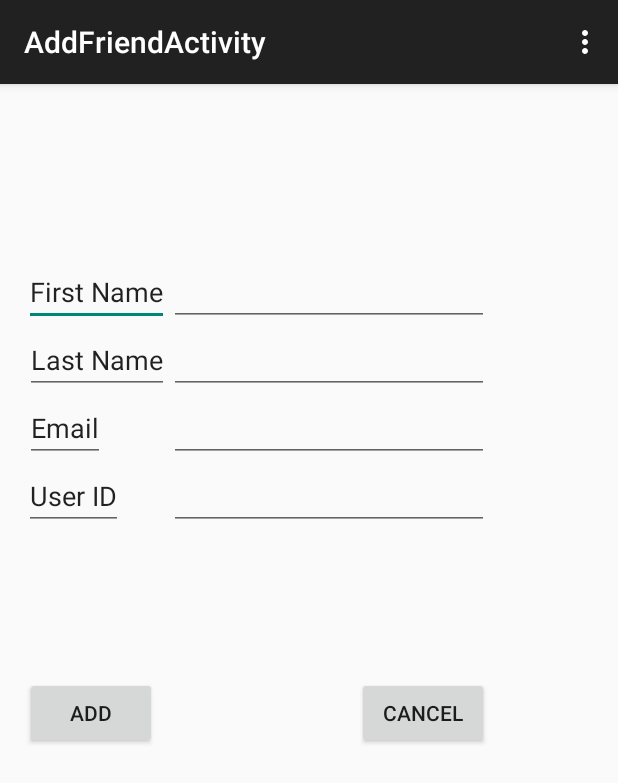
After one commit to wkcirred/Marvelous-Boomerang-Moose, an Android app: the AddFriendActivity screen opened directly, with no data from a screen before it, on a phone screen of 412 x 824 dp. The commit adds this screen. Shown: the top 783 px of the screen. Run offline under Robolectric (Android 15) with nearby library versions, the phone set to English and light mode, and no system bars.

Commit message:
M5 AddFriend Page

```diff
--- a/M5/ShoppingWithFriends/app/src/main/AndroidManifest.xml
+++ b/M5/ShoppingWithFriends/app/src/main/AndroidManifest.xml
@@ -58,6 +58,10 @@
                 android:name="android.support.PARENT_ACTIVITY"
                 android:value="marvelousboomerangmoose.shoppingwithfriends.FriendListActivity" />
         </activity>
+        <activity
+            android:name=".AddFriendActivity"
+            android:label="@string/title_activity_add_friend" >
+        </activity>
     </application>
 
 </manifest>
--- /dev/null
+++ b/M5/ShoppingWithFriends/app/src/main/java/marvelousboomerangmoose/shoppingwithfriends/AddFriendActivity.java
@@ -0,0 +1,47 @@
+package marvelousboomerangmoose.shoppingwithfriends;
+
+import android.content.Intent;
+import android.support.v7.app.ActionBarActivity;
+import android.os.Bundle;
+import android.view.Menu;
+import android.view.View;
+import android.view.MenuItem;
+import android.widget.Button;
+
+
+public class AddFriendActivity extends ActionBarActivity {
+
+    @Override
+    protected void onCreate(Bundle savedInstanceState) {
+        super.onCreate(savedInstanceState);
+        setContentView(R.layout.activity_add_friend);
+    }
+
+
+    @Override
+    public boolean onCreateOptionsMenu(Menu menu) {
+        // Inflate the menu; this adds items to the action bar if it is present.
+        getMenuInflater().inflate(R.menu.menu_add_friend, menu);
+        return true;
+    }
+
+    public void addFriendCancelOnClick(View v){
+        Button button=(Button) v;
+        startActivity(new Intent(this, HomeActivity.class));
+    }
+
+    @Override
+    public boolean onOptionsItemSelected(MenuItem item) {
+        // Handle action bar item clicks here. The action bar will
+        // automatically handle clicks on the Home/Up button, so long
+        // as you specify a parent activity in AndroidManifest.xml.
+        int id = item.getItemId();
+
+        //noinspection SimplifiableIfStatement
+        if (id == R.id.action_settings) {
+            return true;
+        }
+
+        return super.onOptionsItemSelected(item);
+    }
+}
--- a/M5/ShoppingWithFriends/app/src/main/java/marvelousboomerangmoose/shoppingwithfriends/HomeActivity.java
+++ b/M5/ShoppingWithFriends/app/src/main/java/marvelousboomerangmoose/shoppingwithfriends/HomeActivity.java
@@ -53,6 +53,10 @@ public class HomeActivity extends ActionBarActivity {
         startActivity(new Intent(this, FriendListActivity.class));
     }
 
+    public void addFriendOnClick(View v) {
+        Button button=(Button) v;
+        startActivity(new Intent(this, AddFriendActivity.class));
+    }
     @Override
     public boolean onOptionsItemSelected(MenuItem item) {
         // Handle action bar item clicks here. The action bar will
--- /dev/null
+++ b/M5/ShoppingWithFriends/app/src/main/res/layout/activity_add_friend.xml
@@ -0,0 +1,100 @@
+<RelativeLayout xmlns:android="http://schemas.android.com/apk/res/android"
+    xmlns:tools="http://schemas.android.com/tools" android:layout_width="match_parent"
+    android:layout_height="match_parent" android:paddingLeft="@dimen/activity_horizontal_margin"
+    android:paddingRight="@dimen/activity_horizontal_margin"
+    android:paddingTop="@dimen/activity_vertical_margin"
+    android:paddingBottom="@dimen/activity_vertical_margin"
+    tools:context="marvelousboomerangmoose.shoppingwithfriends.AddFriendActivity"
+    >
+
+    <EditText
+        android:layout_width="wrap_content"
+        android:layout_height="wrap_content"
+        android:id="@+id/editText"
+        android:text="First Name"
+        android:layout_alignParentTop="true"
+        android:layout_alignParentStart="true"
+        android:layout_marginTop="100dp"
+        android:textIsSelectable="false" />
+
+    <EditText
+        android:layout_width="wrap_content"
+        android:layout_height="wrap_content"
+        android:id="@+id/editText2"
+        android:text="Last Name"
+        android:layout_below="@+id/editText"
+        android:layout_alignEnd="@+id/editText" />
+
+    <EditText
+        android:layout_width="wrap_content"
+        android:layout_height="wrap_content"
+        android:id="@+id/editText3"
+        android:text="Email"
+        android:layout_below="@+id/editText2"
+        android:layout_alignStart="@+id/editText2" />
+
+    <EditText
+        android:layout_width="wrap_content"
+        android:layout_height="wrap_content"
+        android:inputType="textEmailAddress"
+        android:ems="10"
+        android:id="@+id/editText4"
+        android:layout_below="@+id/editText2"
+        android:layout_toEndOf="@+id/editText2"
+        android:editable="true" />
+
+    <EditText
+        android:layout_width="wrap_content"
+        android:layout_height="wrap_content"
+        android:inputType="textPersonName"
+        android:ems="10"
+        android:id="@+id/editText5"
+        android:layout_alignTop="@+id/editText"
+        android:layout_toEndOf="@+id/editText"
+        android:editable="true" />
+
+    <EditText
+        android:layout_width="wrap_content"
+        android:layout_height="wrap_content"
+        android:inputType="textPersonName"
+        android:ems="10"
+        android:id="@+id/editText6"
+        android:layout_below="@+id/editText5"
+        android:layout_toEndOf="@+id/editText"
+        android:editable="true" />
+
+    <EditText
+        android:layout_width="wrap_content"
+        android:layout_height="wrap_content"
+        android:id="@+id/editText7"
+        android:text="User ID"
+        android:layout_below="@+id/editText3"
+        android:layout_alignParentStart="true" />
+
+    <EditText
+        android:layout_width="wrap_content"
+        android:layout_height="wrap_content"
+        android:id="@+id/editText8"
+        android:layout_alignBottom="@+id/editText7"
+        android:layout_alignEnd="@+id/editText4"
+        android:layout_alignStart="@+id/editText4"
+        android:editable="true" />
+
+    <Button
+        android:layout_width="wrap_content"
+        android:layout_height="wrap_content"
+        android:text="Add"
+        android:id="@+id/addFriendAdd"
+        android:layout_marginTop="98dp"
+        android:layout_below="@+id/editText7"
+        android:layout_alignStart="@+id/editText3" />
+
+    <Button
+        android:layout_width="wrap_content"
+        android:layout_height="wrap_content"
+        android:text="Cancel"
+        android:id="@+id/addFriendCancel"
+        android:layout_alignTop="@+id/addFriendAdd"
+        android:layout_alignEnd="@+id/editText8"
+        android:onClick="addFriendCancelOnClick" />
+</RelativeLayout>
--- /dev/null
+++ b/M5/ShoppingWithFriends/app/src/main/res/menu/menu_add_friend.xml
@@ -0,0 +1,7 @@
+<menu xmlns:android="http://schemas.android.com/apk/res/android"
+    xmlns:app="http://schemas.android.com/apk/res-auto"
+    xmlns:tools="http://schemas.android.com/tools"
+    tools:context="marvelousboomerangmoose.shoppingwithfriends.AddFriendActivity">
+    <item android:id="@+id/action_settings" android:title="@string/action_settings"
+        android:orderInCategory="100" app:showAsAction="never" />
+</menu>
--- /dev/null
+++ b/M5/ShoppingWithFriends/app/src/main/res/values/colors.xml
@@ -0,0 +1,5 @@
+<resources>
+
+    <color name="black_overlay">#66000000</color>
+
+</resources>
--- a/M5/ShoppingWithFriends/app/src/main/res/values/strings.xml
+++ b/M5/ShoppingWithFriends/app/src/main/res/values/strings.xml
@@ -9,5 +9,8 @@
 
     <string name="title_friend_list">Friends</string>
     <string name="title_friend_detail">Friend Detail</string>
+    <string name="title_activity_add_friend">AddFriendActivity</string>
+    <string name="dummy_button">Dummy Button</string>
+    <string name="dummy_content">DUMMY\nCONTENT</string>
 
 </resources>
```
Also changed, not shown: M5/ShoppingWithFriends/app/src/main/java/marvelousboomerangmoose/shoppingwithfriends/util/SystemUiHider.java (added, +172 -0 lines), M5/ShoppingWithFriends/app/src/main/java/marvelousboomerangmoose/shoppingwithfriends/util/SystemUiHiderBase.java (added, +63 -0 lines), M5/ShoppingWithFriends/app/src/main/java/marvelousboomerangmoose/shoppingwithfriends/util/SystemUiHiderHoneycomb.java (added, +141 -0 lines), M5/ShoppingWithFriends/app/src/main/res/layout/activity_home.xml (+11 -1 lines), M5/ShoppingWithFriends/app/src/main/res/values-v11/styles.xml (added, +15 -0 lines), M5/ShoppingWithFriends/app/src/main/res/values/attrs.xml (added, +12 -0 lines), M5/ShoppingWithFriends/app/src/main/res/values/styles.xml (+18 -0 lines), 2 other files.
